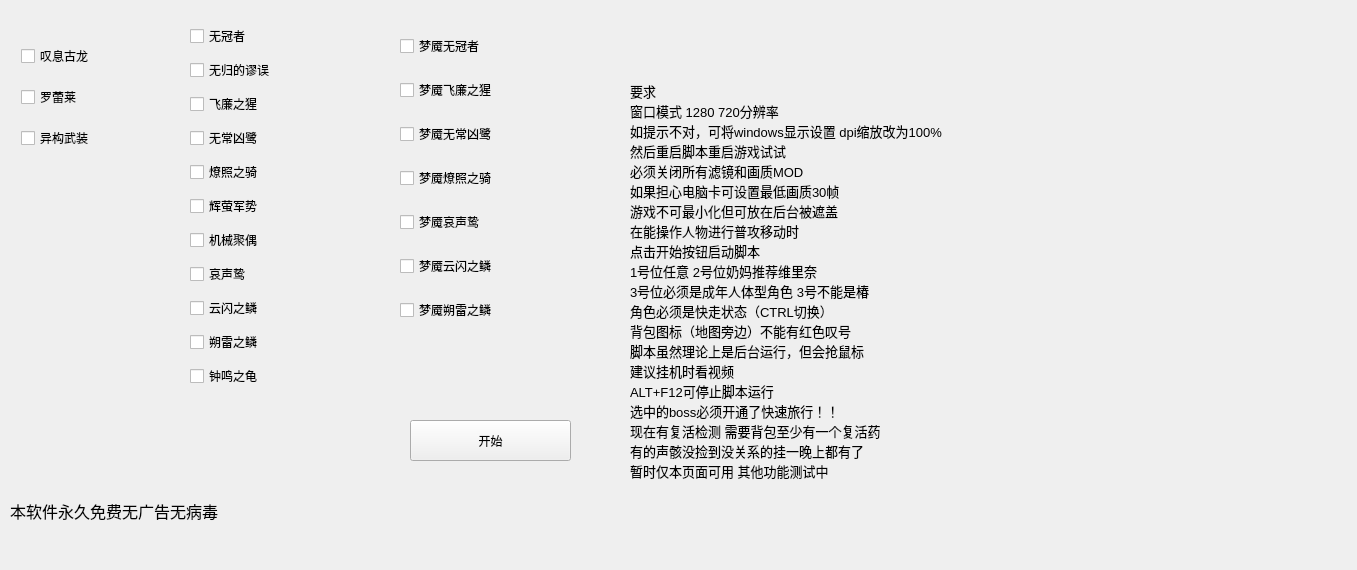
Qt form normalbosspanel.ui (A-SunsetMkt-Forks/wuwaBackendTool) before a commit.
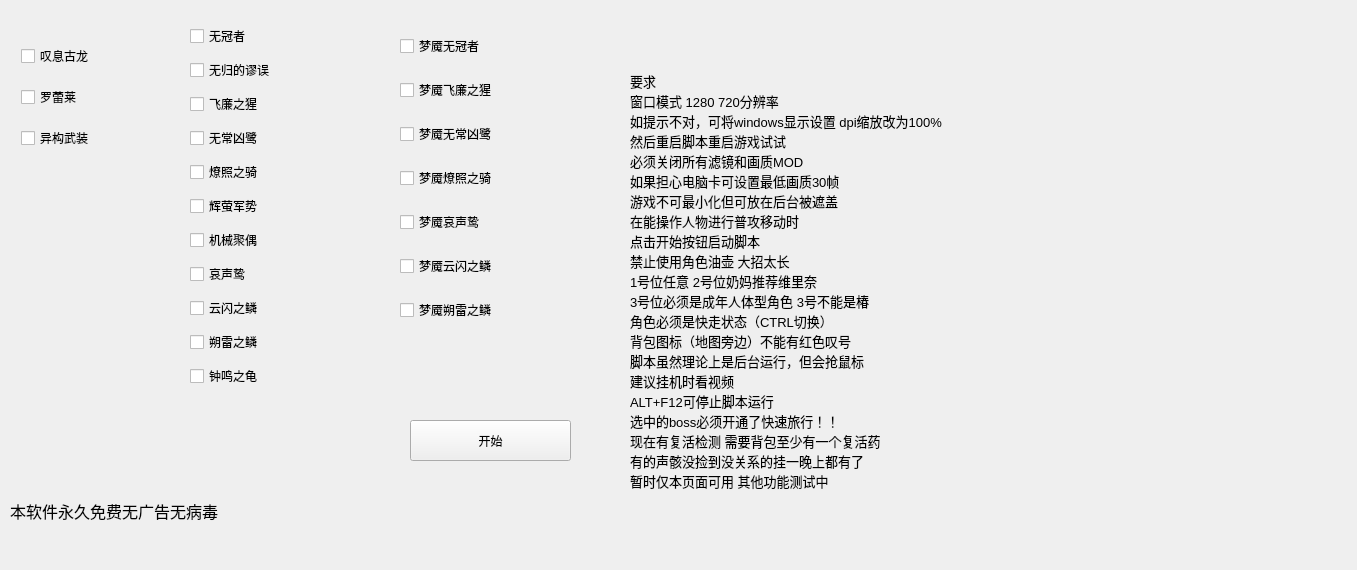
The same form after that commit.

Diff of the .ui file:
```diff
--- a/normalbosspanel.ui
+++ b/normalbosspanel.ui
@@ -287,6 +287,7 @@
 游戏不可最小化但可放在后台被遮盖
 在能操作人物进行普攻移动时
 点击开始按钮启动脚本
+禁止使用角色油壶 大招太长
 1号位任意 2号位奶妈推荐维里奈
 3号位必须是成年人体型角色 3号不能是椿
 角色必须是快走状态（CTRL切换）
```
